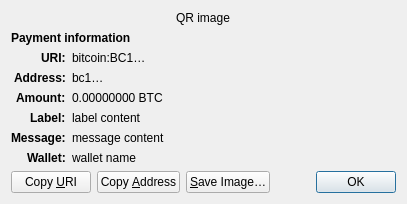
Qt form src/qt/forms/receiverequestdialog.ui (raffermeko/bitcoin) before a commit.
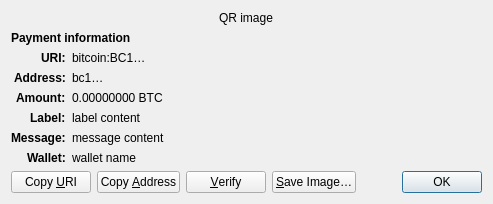
The same form after that commit. Custom widgets are drawn as their Qt base class.

Commit message: gui: display address on external signer

Patch:
```diff
--- a/src/qt/forms/receiverequestdialog.ui
+++ b/src/qt/forms/receiverequestdialog.ui
@@ -254,6 +254,19 @@
        </property>
       </widget>
      </item>
+     <item>
+      <widget class="QPushButton" name="btnVerify">
+       <property name="text">
+        <string>&amp;Verify</string>
+       </property>
+       <property name="toolTip">
+        <string>Verify this address on e.g. a hardware wallet screen</string>
+       </property>
+       <property name="autoDefault">
+        <bool>false</bool>
+       </property>
+      </widget>
+     </item>
      <item>
       <widget class="QPushButton" name="btnSaveAs">
        <property name="text">
```
The commit also changes 5 other files.
